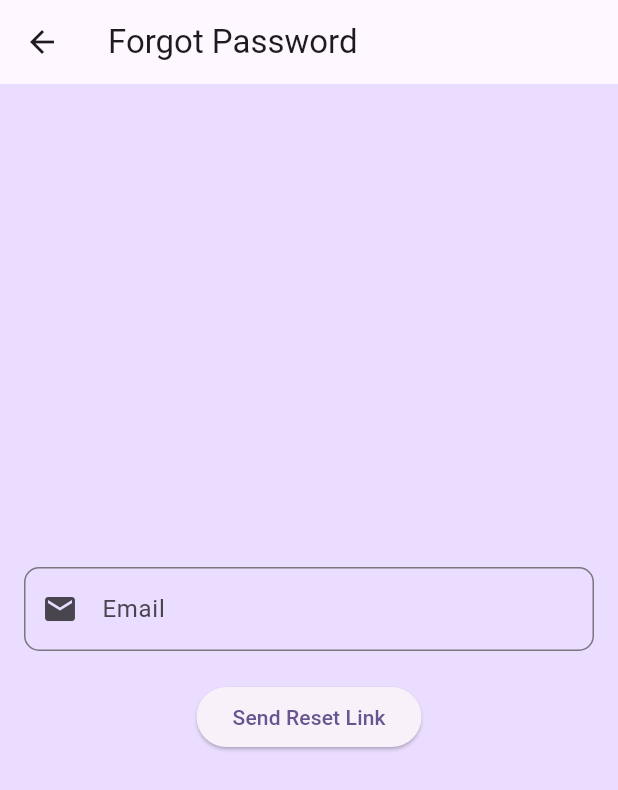
After one commit to Yaswanth-Mitta/Samraksh, a Flutter app: the screen it shows after launch, after a tap on "Forgot Password", on a phone screen of 412 x 824 dp. The commit adds this screen. Shown: the top 790 px of the screen. Run offline on Flutter 3.47's test engine with Material 2 defaults, Android fonts, the phone set to English and light mode, and no system bars; our stand-ins replace email_validator, firebase_auth, firebase_core; accounts and stored records are empty.

Commit message:
Added ForgotPassword Screen

```diff
--- /dev/null
+++ b/rakshak_my_app/lib/src/auth/forgot_password.dart
@@ -0,0 +1,62 @@
+import 'package:flutter/material.dart';
+
+class ForgotPassword extends StatefulWidget {
+  const ForgotPassword({super.key});
+
+  @override
+  State<ForgotPassword> createState() => _ForgotPasswordState();
+}
+
+class _ForgotPasswordState extends State<ForgotPassword> {
+    final GlobalKey<FormState> _formKey = GlobalKey();
+  final TextEditingController _controllerEmail = TextEditingController();
+  @override
+  Widget build(BuildContext context) {
+    return Scaffold(
+      backgroundColor: Theme.of(context).colorScheme.primaryContainer,
+      appBar: AppBar(
+        title: const Text('Forgot Password'),
+      ),
+      body: Form(
+        key: _formKey,
+        child: Center(
+          child: Padding(
+            padding: const EdgeInsets.all(16.0),
+            child: Column(
+              mainAxisAlignment: MainAxisAlignment.center,
+              children: [
+                TextFormField(
+                  controller: _controllerEmail,
+                  keyboardType: TextInputType.emailAddress,
+                  decoration: InputDecoration(
+                    labelText: 'Email',
+                    // fillColor: Colors.white,
+                    prefixIcon: const Icon(Icons.email),
+                    border: OutlineInputBorder(
+                      borderRadius: BorderRadius.circular(10),
+                    ),
+                  ),
+                  validator: (String? value) {
+                    if (value == null || value.isEmpty) {
+                      return 'Please enter your email.';
+                    }
+                    // Add additional email validation if needed.
+                    return null;
+                  },
+                ),
+                const SizedBox(height: 20),
+                ElevatedButton(
+                  onPressed: () {
+                    // Add logic to send password reset instructions here
+                    // You can use _controllerEmail.text to get the entered email.
+                  },
+                  child: const Text('Send Reset Link'),
+                ),
+              ],
+            ),
+          ),
+        ),
+      ),
+    );
+  }
+}
--- a/rakshak_my_app/lib/src/auth/login_screen.dart
+++ b/rakshak_my_app/lib/src/auth/login_screen.dart
@@ -3,6 +3,7 @@
 import 'package:firebase_auth/firebase_auth.dart';
 import 'package:flutter/material.dart';
 import 'package:rakshak_my_app/main.dart';
+import 'package:rakshak_my_app/src/auth/forgot_password.dart';
 import 'package:rakshak_my_app/src/util/utils.dart';
 // import 'package:rakshak_my_app/auth/login_firebase.dart';
 
@@ -100,6 +101,22 @@ class _LoginScreenState extends State<LoginScreen> {
                   return null;
                 },
               ),
+              // const SizedBox(height: 10,),
+              Row(
+                mainAxisAlignment: MainAxisAlignment.end,
+                children: [
+                  TextButton(
+                      onPressed: () {
+                        Navigator.push(
+                            context,
+                            MaterialPageRoute(
+                                builder: (context) => const ForgotPassword()));
+                      },
+                      child: const Text(
+                        "Forgot Password",
+                      )),
+                ],
+              ),
               const SizedBox(height: 60),
               Column(
                 children: [
```
